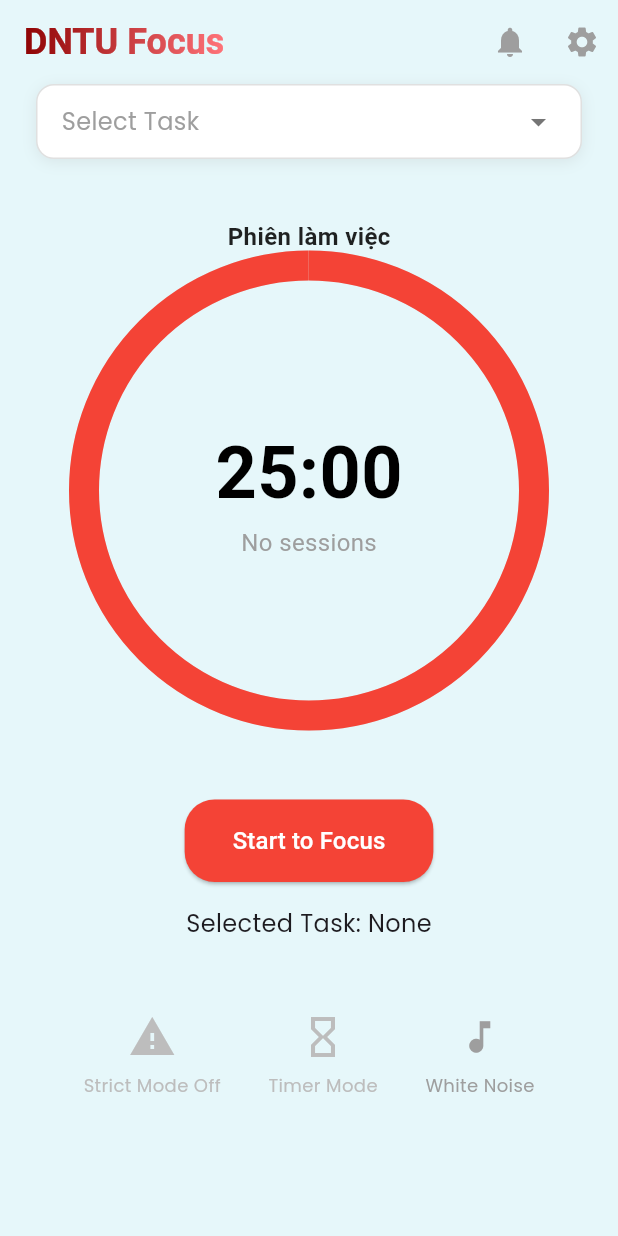
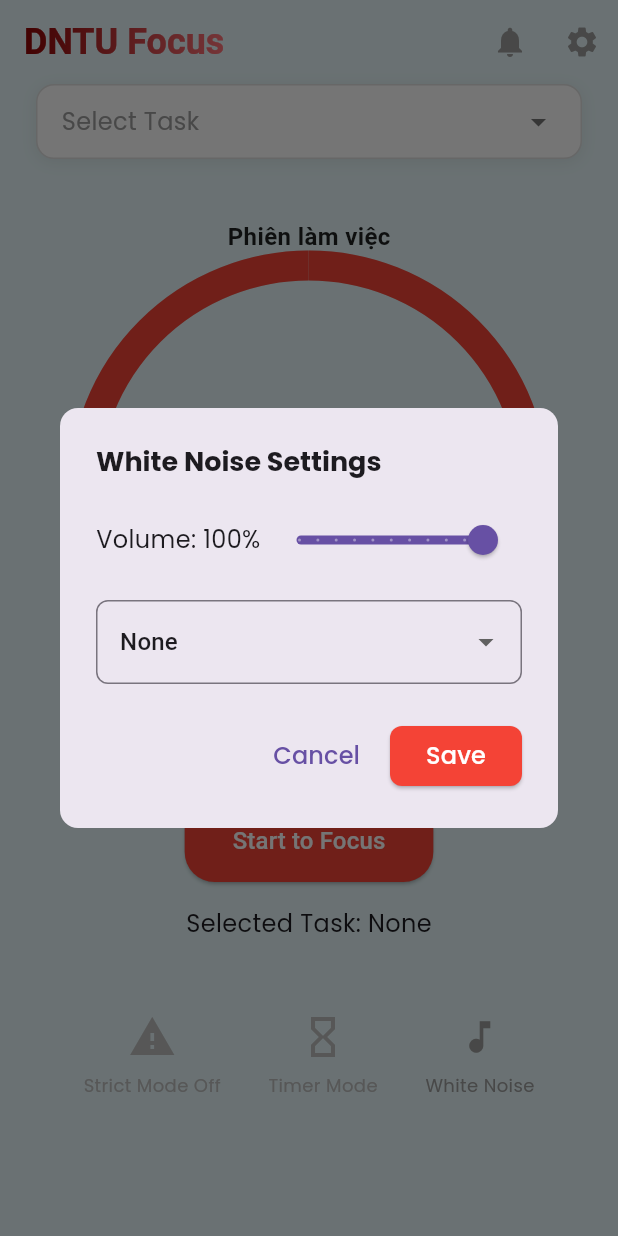
Before and after one commit to Tung204/moji_todo, a Flutter app: the HomeScreen screen opened by its route, after a tap on the "music note" icon, on a phone screen of 412 x 824 dp. Run offline on Flutter 3.47's test engine with Material 3 defaults, Android fonts, the phone set to English and light mode, and no system bars; our stand-ins replace audioplayers, bloc, cloud_firestore, equatable, firebase_auth, firebase_core and 15 more; accounts and stored records are empty.

Commit message:
update white noise

```diff
--- a/lib/features/home/domain/home_cubit.dart
+++ b/lib/features/home/domain/home_cubit.dart
@@ -11,6 +11,9 @@ import 'home_state.dart';
 const String prefTimerSeconds = "timerSeconds";
 const String prefIsRunning = "isRunning";
 const String prefIsPaused = "isPaused";
+const String prefWhiteNoiseEnabled = "whiteNoiseEnabled"; // Thêm
+const String prefSelectedWhiteNoise = "selectedWhiteNoise"; // Thêm
+const String prefWhiteNoiseVolume = "whiteNoiseVolume";
 
 class TimerActions {
   static const String start = 'START';
@@ -36,6 +39,18 @@ class HomeCubit extends Cubit<HomeState> {
   Future<void> _initialize() async {
     final user = _auth.currentUser;
     if (user == null) return;
+
+    // Khôi phục trạng thái white noise từ SharedPreferences
+    final prefs = await SharedPreferences.getInstance();
+    final isWhiteNoiseEnabled = prefs.getBool(prefWhiteNoiseEnabled) ?? false;
+    final selectedWhiteNoise = prefs.getString(prefSelectedWhiteNoise);
+    final whiteNoiseVolume = prefs.getDouble(prefWhiteNoiseVolume) ?? 1;
+    emit(state.copyWith(
+      isWhiteNoiseEnabled: isWhiteNoiseEnabled,
+      selectedWhiteNoise: selectedWhiteNoise,
+      whiteNoiseVolume: whiteNoiseVolume,
+    ));
+
 
     _timerSubscription = _eventChannel.receiveBroadcastStream().listen((event) {
       final args = event as Map;
@@ -198,6 +213,10 @@ class HomeCubit extends Cubit<HomeState> {
     if (state.selectedTask != null) {
       _updateTaskPomodoroState(state.selectedTask, true, timerSeconds);
     }
+    // Bật white noise nếu được kích hoạt
+    if (state.isWhiteNoiseEnabled && state.selectedWhiteNoise != null) {
+      _playWhiteNoise(state.selectedWhiteNoise!);
+    }
   }
 
   void pauseTimer() {
@@ -215,6 +234,8 @@ class HomeCubit extends Cubit<HomeState> {
       print('Error sending PAUSE intent: $e');
     });
     _updateSharedPreferences(state.timerSeconds, false, true);
+    // Tạm dừng white noise
+    _audioPlayer.pause();
   }
 
   void continueTimer() {
@@ -254,6 +275,10 @@ class HomeCubit extends Cubit<HomeState> {
       });
       _lastAppBlockingState = newAppBlockingState;
     }
+    // Tiếp tục white noise
+    if (state.isWhiteNoiseEnabled && state.selectedWhiteNoise != null) {
+      _playWhiteNoise(state.selectedWhiteNoise!);
+    }
   }
 
   void stopTimer({bool updateTaskState = true}) {
@@ -272,6 +297,8 @@ class HomeCubit extends Cubit<HomeState> {
       print('Error sending STOP intent: $e');
     });
     _updateSharedPreferences(state.workDuration * 60, false, false);
+    // Dừng white noise
+    _audioPlayer.stop();
   }
 
   void resetTask() async {
@@ -373,7 +400,59 @@ class HomeCubit extends Cubit<HomeState> {
       _lastAppBlockingState = newAppBlockingState;
     }
   }
+  // Thêm: Quản lý white noise
+  void toggleWhiteNoise(bool enable) async {
+    emit(state.copyWith(isWhiteNoiseEnabled: enable));
+    final prefs = await SharedPreferences.getInstance();
+    await prefs.setBool(prefWhiteNoiseEnabled, enable);
 
+    if (enable && state.selectedWhiteNoise != null && state.selectedWhiteNoise != 'none' && state.isTimerRunning) {
+      _playWhiteNoise(state.selectedWhiteNoise!);
+    } else {
+      _audioPlayer.stop();
+    }
+  }
+  // Sửa selectWhiteNoise
+  void selectWhiteNoise(String sound) async {
+    emit(state.copyWith(
+      selectedWhiteNoise: sound,
+      isWhiteNoiseEnabled: sound != 'none', // Tắt nếu chọn "None"
+    ));
+    final prefs = await SharedPreferences.getInstance();
+    await prefs.setString(prefSelectedWhiteNoise, sound);
+
+    if (sound != 'none' && state.isWhiteNoiseEnabled && state.isTimerRunning) {
+      _playWhiteNoise(sound);
+    } else {
+      _audioPlayer.stop();
+    }
+  }
+  // Thêm phương thức mới
+  void setWhiteNoiseVolume(double volume) async {
+    emit(state.copyWith(whiteNoiseVolume: volume));
+    final prefs = await SharedPreferences.getInstance();
+    await prefs.setDouble(prefWhiteNoiseVolume, volume);
+
+    if (state.isWhiteNoiseEnabled && state.selectedWhiteNoise != null && state.selectedWhiteNoise != 'none' && state.isTimerRunning) {
+      await _audioPlayer.setVolume(volume); // Cập nhật âm lượng ngay
+    }
+  }
+
+  Future<void> _playWhiteNoise(String sound) async {
+    try {
+      await _audioPlayer.stop(); // Dừng âm thanh hiện tại nếu có
+      await _audioPlayer.setSource(AssetSource('sounds/whiteNoise/$sound.mp3'));
+      await _audioPlayer.setReleaseMode(ReleaseMode.loop); // Loop âm thanh
+      await _audioPlayer.setVolume(state.whiteNoiseVolume); // Áp dụng âm lượng
+      // Áp dụng tốc độ phát dựa trên âm thanh
+      final playbackRate = ['clock_ticking'].contains(sound) ? 0.8 : 1.0;
+      await _audioPlayer.setPlaybackRate(playbackRate);
+      await _audioPlayer.resume();
+      print('Playing white noise: $sound');
+    } catch (e) {
+      print('Error playing white noise: $e');
+    }
+  }
   void _startTimer(int seconds) {
     final intent = {
       'action': TimerActions.start,
--- a/lib/features/home/domain/home_state.dart
+++ b/lib/features/home/domain/home_state.dart
@@ -19,6 +19,9 @@ class HomeState extends Equatable {
   final bool autoSwitch;
   final bool isWorkSession;
   final String notificationSound;
+  final bool isWhiteNoiseEnabled; // Thêm: trạng thái bật/tắt white noise
+  final String? selectedWhiteNoise; // Thêm: âm thanh white noise được chọn
+  final double whiteNoiseVolume;
 
   const HomeState({
     this.selectedTask,
@@ -39,6 +42,9 @@ class HomeState extends Equatable {
     this.autoSwitch = false,
     this.isWorkSession = true,
     this.notificationSound = 'bell',
+    this.isWhiteNoiseEnabled = false, // Mặc định tắt
+    this.selectedWhiteNoise, // Mặc định không chọn âm thanh
+    this.whiteNoiseVolume = 1.0, // Mặc định âm lượng 50%
   });
 
   HomeState copyWith({
@@ -60,6 +66,9 @@ class HomeState extends Equatable {
     bool? autoSwitch,
     bool? isWorkSession,
     String? notificationSound,
+    bool? isWhiteNoiseEnabled, // Thêm
+    String? selectedWhiteNoise, // Thêm
+    double? whiteNoiseVolume,
   }) {
     return HomeState(
       selectedTask: selectedTask ?? this.selectedTask,
@@ -80,6 +89,9 @@ class HomeState extends Equatable {
       autoSwitch: autoSwitch ?? this.autoSwitch,
       isWorkSession: isWorkSession ?? this.isWorkSession,
       notificationSound: notificationSound ?? this.notificationSound,
+      isWhiteNoiseEnabled: isWhiteNoiseEnabled ?? this.isWhiteNoiseEnabled,
+      selectedWhiteNoise: selectedWhiteNoise ?? this.selectedWhiteNoise,
+      whiteNoiseVolume: whiteNoiseVolume ?? this.whiteNoiseVolume,
     );
   }
 
@@ -103,5 +115,8 @@ class HomeState extends Equatable {
     autoSwitch,
     isWorkSession,
     notificationSound,
+    isWhiteNoiseEnabled,
+    selectedWhiteNoise,
+    whiteNoiseVolume,
   ];
 }
--- a/lib/features/home/presentation/home_screen.dart
+++ b/lib/features/home/presentation/home_screen.dart
@@ -2,6 +2,7 @@ import 'package:flutter/material.dart';
 import 'package:flutter_bloc/flutter_bloc.dart';
 import 'package:moji_todo/features/home/presentation/strict_mode_menu.dart';
 import 'package:moji_todo/features/home/presentation/timer_mode_menu.dart';
+import 'package:moji_todo/features/home/presentation/white_noise_menu.dart';
 import 'package:shared_preferences/shared_preferences.dart';
 import 'package:google_fonts/google_fonts.dart';
 import '../domain/home_cubit.dart';
@@ -87,7 +88,9 @@ class _HomeScreenState extends State<HomeScreen> with WidgetsBindingObserver {
             previous.isStrictModeEnabled != current.isStrictModeEnabled ||
             previous.workDuration != current.workDuration ||
             previous.breakDuration != current.breakDuration ||
-            previous.isWorkSession != current.isWorkSession,
+            previous.isWorkSession != current.isWorkSession ||
+            previous.isWhiteNoiseEnabled != current.isWhiteNoiseEnabled ||
+            previous.selectedWhiteNoise != current.selectedWhiteNoise,
         builder: (context, state) {
           return WillPopScope(
             onWillPop: () async {
@@ -156,18 +159,7 @@ class _HomeScreenState extends State<HomeScreen> with WidgetsBindingObserver {
                         children: [
                           const StrictModeMenu(),
                           const TimerModeMenu(),
-                          Column(
-                            children: [
-                              IconButton(
-                                icon: const Icon(Icons.music_note, color: Colors.grey, size: 28),
-                                onPressed: () {},
-                              ),
-                              Text(
-                                'White Noise',
-                                style: GoogleFonts.poppins(color: Colors.grey, fontSize: 12),
-                              ),
-                            ],
-                          ),
+                          const WhiteNoiseMenu(),
                         ],
                       ),
                       const SizedBox(height: 20),
--- /dev/null
+++ b/lib/features/home/presentation/white_noise_menu.dart
@@ -0,0 +1,186 @@
+import 'package:flutter/material.dart';
+import 'package:flutter_bloc/flutter_bloc.dart';
+import 'package:google_fonts/google_fonts.dart';
+import '../domain/home_cubit.dart';
+import '../domain/home_state.dart';
+
+class WhiteNoiseMenu extends StatelessWidget {
+  const WhiteNoiseMenu({super.key});
+
+  void _showWhiteNoiseMenu(BuildContext context) {
+    final homeCubit = context.read<HomeCubit>();
+    final currentState = homeCubit.state;
+    bool isWhiteNoiseEnabled = currentState.isWhiteNoiseEnabled;
+    String? selectedWhiteNoise = currentState.selectedWhiteNoise ?? 'none';
+    double whiteNoiseVolume = currentState.whiteNoiseVolume;
+
+    showDialog(
+      context: context,
+      builder: (dialogContext) {
+        return StatefulBuilder(
+          builder: (context, setState) {
+            return AlertDialog(
+              shape: RoundedRectangleBorder(
+                borderRadius: BorderRadius.circular(12),
+              ),
+              title: Text(
+                'White Noise Settings',
+                style: GoogleFonts.poppins(
+                  fontSize: 18,
+                  fontWeight: FontWeight.bold,
+                ),
+              ),
+              content: Column(
+                mainAxisSize: MainAxisSize.min,
+                children: [
+                  Row(
+                    mainAxisAlignment: MainAxisAlignment.spaceBetween,
+                    children: [
+                      Text(
+                        'Volume: ${(whiteNoiseVolume * 100).round()}%',
+                        style: GoogleFonts.poppins(fontSize: 16),
+                      ),
+                      Expanded(
+                        child: Slider(
+                          value: whiteNoiseVolume,
+                          min: 0.0,
+                          max: 1.0,
+                          divisions: 10,
+                          onChanged: (value) {
+                            setState(() {
+                              whiteNoiseVolume = value;
+                            });
+                          },
+                        ),
+                      ),
+                    ],
+                  ),
+                  const SizedBox(height: 16),
+                  DropdownButtonFormField<String>(
+                    value: selectedWhiteNoise,
+                    hint: Text(
+                      'Select Sound',
+                      style: GoogleFonts.poppins(fontSize: 16),
+                    ),
+                    items: const [
+                      DropdownMenuItem(
+                        value: 'none',
+                        child: Text('None'),
+                      ),
+                      DropdownMenuItem(
+                        value: 'clock_ticking',
+                        child: Text('Clock Ticking'),
+                      ),
+                      DropdownMenuItem(
+                        value: 'gentle-rain',
+                        child: Text('Rain'),
+                      ),
+                      DropdownMenuItem(
+                        value: 'metronome',
+                        child: Text('metronome'),
+                      ),
+                      DropdownMenuItem(
+                        value: 'small-stream',
+                        child: Text('Stream'),
+                      ),
+                      DropdownMenuItem(
+                        value: 'water-stream',
+                        child: Text('water stream'),
+                      ),
+                      DropdownMenuItem(
+                        value: 'bonfire',
+                        child: Text('bonfire'),
+                      ),
+                      DropdownMenuItem(
+                        value: 'cafe',
+                        child: Text('cafe'),
+                      ),
+                      DropdownMenuItem(
+                        value: 'library',
+                        child: Text('library'),
+                      ),
+                    ],
+                    onChanged: (value) {
+                      setState(() {
+                        selectedWhiteNoise = value;
+                      });
+                    },
+                    decoration: InputDecoration(
+                      border: OutlineInputBorder(
+                        borderRadius: BorderRadius.circular(8),
+                      ),
+                    ),
+                  ),
+                ],
+              ),
+              actions: [
+                TextButton(
+                  onPressed: () => Navigator.pop(dialogContext),
+                  child: Text(
+                    'Cancel',
+                    style: GoogleFonts.poppins(fontSize: 16),
+                  ),
+                ),
+                ElevatedButton(
+                  onPressed: () {
+                    homeCubit.toggleWhiteNoise(isWhiteNoiseEnabled);
+                    if (selectedWhiteNoise != null) {
+                      homeCubit.selectWhiteNoise(selectedWhiteNoise!);
+                    }else {
+                      // Cung cấp giá trị mặc định nếu selectedWhiteNoise là null
+                      homeCubit.selectWhiteNoise('clock_ticking');
+                    }
+                    Navigator.pop(dialogContext);
+                  },
+                  style: ElevatedButton.styleFrom(
+                    backgroundColor: Colors.red,
+                    shape: RoundedRectangleBorder(
+                      borderRadius: BorderRadius.circular(8),
+                    ),
+                  ),
+                  child: Text(
+                    'Save',
+                    style: GoogleFonts.poppins(
+                      fontSize: 16,
+                      color: Colors.white,
+                    ),
+                  ),
+                ),
+              ],
+            );
+          },
+        );
+      },
+    );
+  }
+
+  @override
+  Widget build(BuildContext context) {
+    return BlocBuilder<HomeCubit, HomeState>(
+      buildWhen: (previous, current) =>
+      previous.isWhiteNoiseEnabled != current.isWhiteNoiseEnabled ||
+          previous.selectedWhiteNoise != current.selectedWhiteNoise,
+      builder: (context, state) {
+        return Column(
+          children: [
+            IconButton(
+              icon: Icon(
+                Icons.music_note,
+                color: state.isWhiteNoiseEnabled ? Colors.red : Colors.grey,
+                size: 28,
+              ),
+              onPressed: () => _showWhiteNoiseMenu(context),
+            ),
+            Text(
+              'White Noise',
+              style: GoogleFonts.poppins(
+                color: state.isWhiteNoiseEnabled ? Colors.red : Colors.grey,
+                fontSize: 12,
+              ),
+            ),
+          ],
+        );
+      },
+    );
+  }
+}
--- a/pubspec.yaml
+++ b/pubspec.yaml
@@ -53,4 +53,5 @@ flutter:
     - assets/sounds/bell.mp3
     - assets/sounds/chime.mp3
     - assets/sounds/alarm.mp3
+    - assets/sounds/whiteNoise/
   uses-material-design: true
```
Also changed, not shown: 8 other files.
